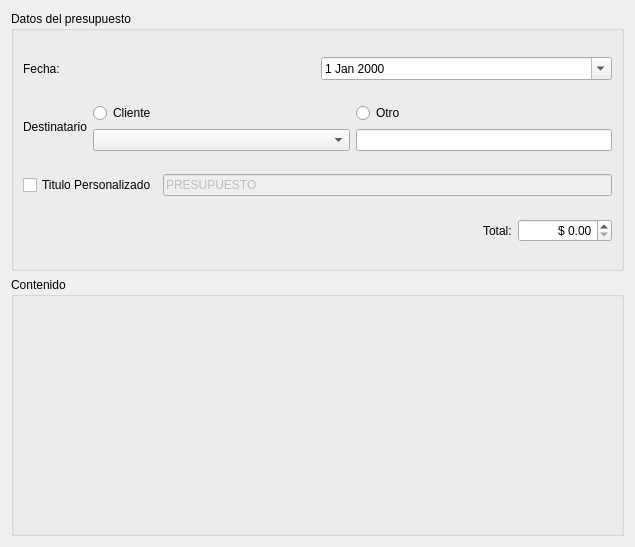
Old version of the form trunk/plugins/presupuesto/FormPresupuestoBase.ui in the repository chungote/gestotux.
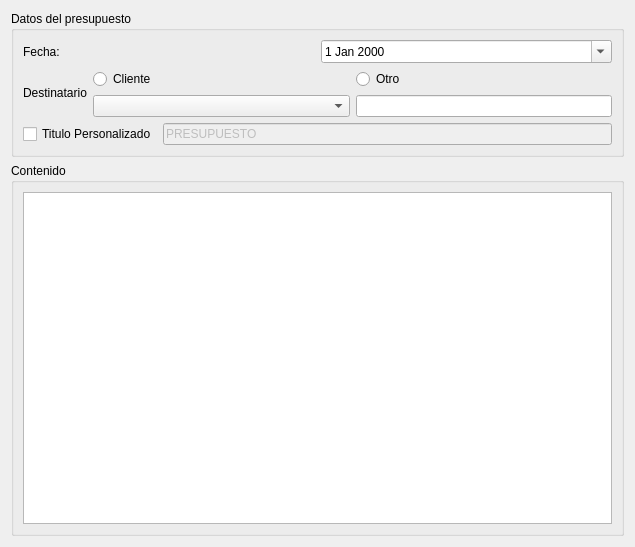
New version of the form.

```diff
--- a/trunk/plugins/presupuesto/FormPresupuestoBase.ui
+++ b/trunk/plugins/presupuesto/FormPresupuestoBase.ui
@@ -104,56 +104,6 @@
         </item>
        </layout>
       </item>
-      <item>
-       <layout class="QHBoxLayout" name="_8" >
-        <item>
-         <spacer>
-          <property name="orientation" >
-           <enum>Qt::Horizontal</enum>
-          </property>
-          <property name="sizeHint" stdset="0" >
-           <size>
-            <width>40</width>
-            <height>20</height>
-           </size>
-          </property>
-         </spacer>
-        </item>
-        <item>
-         <layout class="QHBoxLayout" name="_9" >
-          <item>
-           <widget class="QLabel" name="label_3" >
-            <property name="text" >
-             <string>Total:</string>
-            </property>
-           </widget>
-          </item>
-          <item>
-           <widget class="QDoubleSpinBox" name="dSBTotal" >
-            <property name="minimumSize" >
-             <size>
-              <width>3</width>
-              <height>0</height>
-             </size>
-            </property>
-            <property name="alignment" >
-             <set>Qt::AlignRight|Qt::AlignTrailing|Qt::AlignVCenter</set>
-            </property>
-            <property name="prefix" >
-             <string>$ </string>
-            </property>
-            <property name="suffix" >
-             <string/>
-            </property>
-            <property name="maximum" >
-             <double>999999.989999999990687</double>
-            </property>
-           </widget>
-          </item>
-         </layout>
-        </item>
-       </layout>
-      </item>
      </layout>
     </widget>
    </item>
@@ -162,7 +112,11 @@
      <property name="title" >
       <string>Contenido</string>
      </property>
-     <layout class="QGridLayout" name="gridLayout" />
+     <layout class="QGridLayout" name="gridLayout">
+      <item row="0" column="0">
+       <widget class="QTableView" name="TVContenido"/>
+      </item>
+     </layout>
     </widget>
    </item>
   </layout>
```
Left out of the diff: 69 changed lines with no effect on the pictures.
